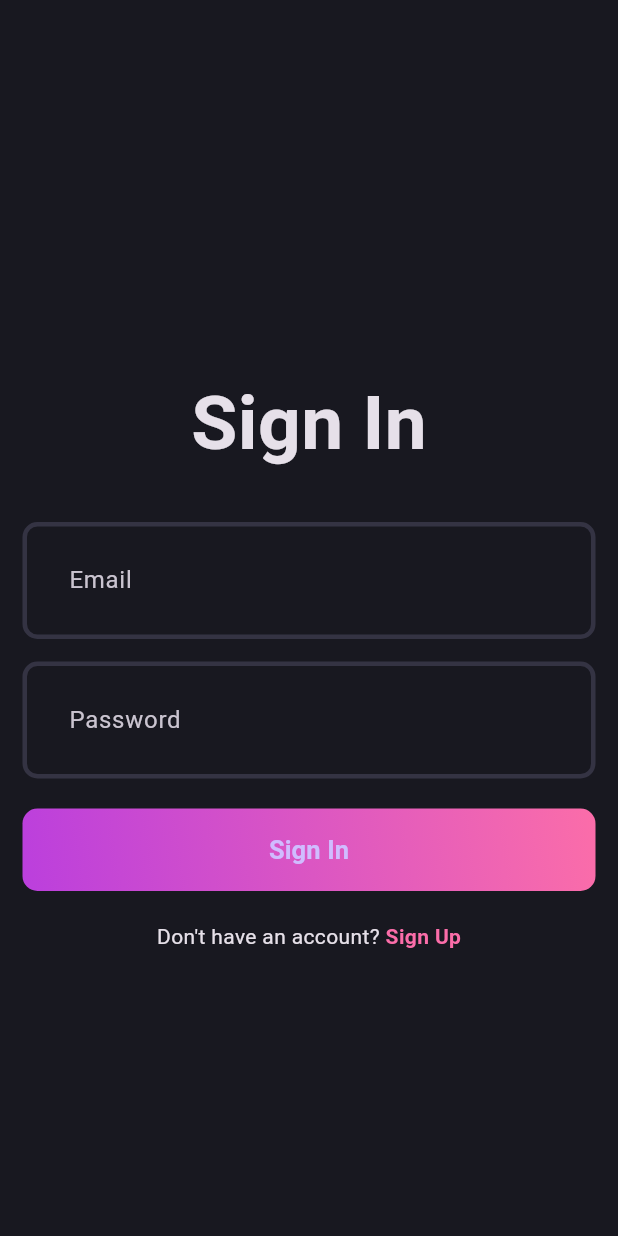
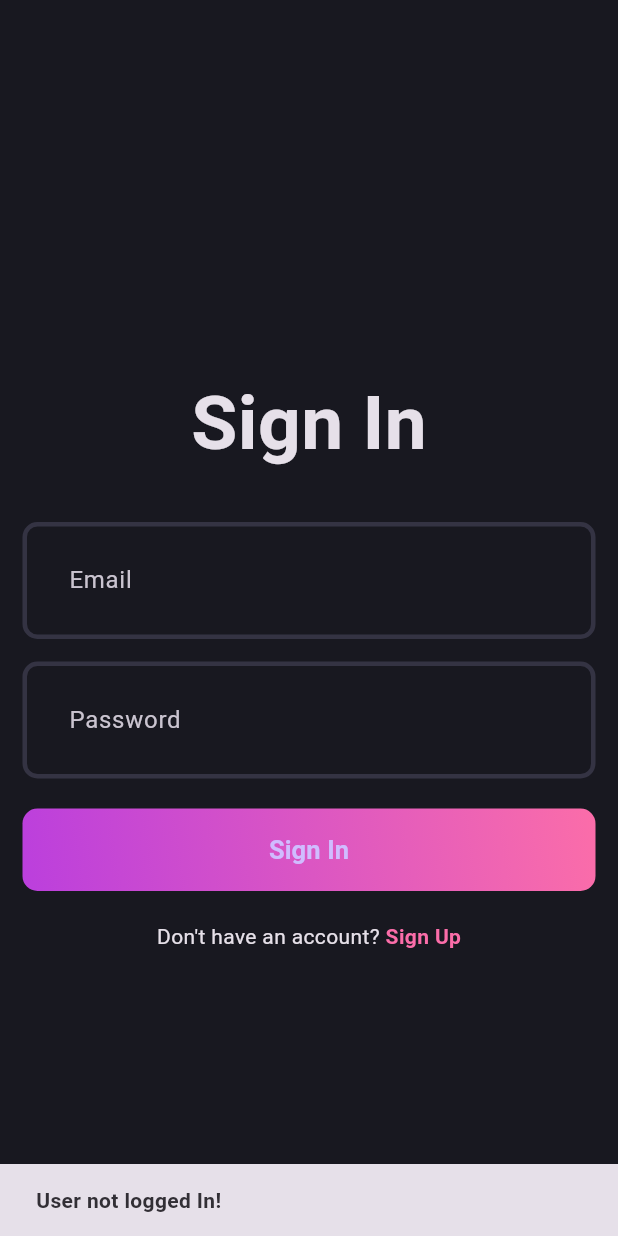
Before and after one commit to puneethkumar18/flutter_blog_app, a Flutter app: the first screen one second after launch, on a phone screen of 412 x 824 dp. Run offline on Flutter 3.47's test engine with Material 3 defaults, Android fonts, the phone set to English and light mode, and no system bars; our stand-ins replace flutter_bloc, fpdart, get_it, supabase_flutter; accounts and stored records are empty.

Commit message:
auth completed

```diff
--- /dev/null
+++ b/lib/core/common/cubits/app_user/app_user_cubit.dart
@@ -0,0 +1,17 @@
+import 'package:flutter/material.dart';
+import 'package:flutter_bloc/flutter_bloc.dart';
+import 'package:blog_app/core/entities/user.dart';
+
+part 'app_user_state.dart';
+
+class AppUserCubit extends Cubit<AppUserState> {
+  AppUserCubit() : super(AppUserInitial());
+
+  void updateUser(User? user) {
+    if (user == null) {
+      emit(AppUserInitial());
+    } else {
+      emit(AppUserLoggedIn(user));
+    }
+  }
+}
--- /dev/null
+++ b/lib/core/common/cubits/app_user/app_user_state.dart
@@ -0,0 +1,11 @@
+part of 'app_user_cubit.dart';
+
+@immutable
+sealed class AppUserState {}
+
+final class AppUserInitial extends AppUserState {}
+
+final class AppUserLoggedIn extends AppUserState {
+  final User user;
+  AppUserLoggedIn(this.user);
+}
--- /dev/null
+++ b/lib/core/entities/user.dart
@@ -0,0 +1,10 @@
+class User {
+  final String id;
+  final String email;
+  final String name;
+  User({
+    required this.id,
+    required this.email,
+    required this.name,
+  });
+}
--- a/lib/core/screats/app_screats.dart
+++ b/lib/core/screats/app_screats.dart
@@ -1,5 +1,5 @@
 class AppScreats {
-  static const String supabaseUrl = "https://vrmquwadkqhyueidqvom.supabase.co";
+  static const String supabaseUrl = "https://xwntzpjuviiwbvpqrhjc.supabase.co";
   static const String supabaseAnnonKey =
-      "eyJhbGciOiJIUzI1NiIsInR5cCI6IkpXVCJ9.eyJpc3MiOiJzdXBhYmFzZSIsInJlZiI6InZybXF1d2Fka3FoeXVlaWRxdm9tIiwicm9sZSI6ImFub24iLCJpYXQiOjE3MzIwMTQ1MTIsImV4cCI6MjA0NzU5MDUxMn0.7WJth8VABd5gCGopHgtoDl96HvlghcpGxrLHD8DC-Bg";
+      "eyJhbGciOiJIUzI1NiIsInR5cCI6IkpXVCJ9.eyJpc3MiOiJzdXBhYmFzZSIsInJlZiI6Inh3bnR6cGp1dmlpd2J2cHFyaGpjIiwicm9sZSI6ImFub24iLCJpYXQiOjE3MzI2OTY5ODcsImV4cCI6MjA0ODI3Mjk4N30.ec-iwl1_A_ihDiVagVGg8ai_OBeF-ro5Pbv8vzgpVSA";
 }
--- a/lib/core/usecases/usecase.dart
+++ b/lib/core/usecases/usecase.dart
@@ -4,3 +4,5 @@ import 'package:fpdart/fpdart.dart';
 abstract interface class UseCase<SuccessType, Params> {
   Future<Either<Failure, SuccessType>> call(Params params);
 }
+
+class NoParams {}
--- a/lib/features/auth/data/repositories/auth_repositary_impl.dart
+++ b/lib/features/auth/data/repositories/auth_repositary_impl.dart
@@ -1,7 +1,7 @@
 import 'package:blog_app/core/error/failures.dart';
 import 'package:blog_app/core/error/server_execptions.dart';
 import 'package:blog_app/features/auth/data/datasources/auth_remote_data_source.dart';
-import 'package:blog_app/features/auth/domain/entities/user.dart';
+import 'package:blog_app/core/entities/user.dart';
 import 'package:blog_app/features/auth/domain/repository/auth_repository.dart';
 import 'package:fpdart/fpdart.dart';
 import 'package:supabase_flutter/supabase_flutter.dart' as sb;
@@ -13,7 +13,7 @@ class AuthRepositaryImpl implements AuthRepository {
   Future<Either<Failure, User>> logInWithEmailPassword(
       {required String email, required String password}) async {
     return await _getUser(
-      () async => remoteDataSource.logInWithEmailPassword(
+      () async => await remoteDataSource.logInWithEmailPassword(
         email: email,
         password: password,
       ),
@@ -27,7 +27,7 @@ class AuthRepositaryImpl implements AuthRepository {
     required String password,
   }) async {
     return await _getUser(
-      () async => remoteDataSource.signInWithEmailPassword(
+      () async => await remoteDataSource.signInWithEmailPassword(
         name: name,
         email: email,
         password: password,
@@ -45,4 +45,17 @@ class AuthRepositaryImpl implements AuthRepository {
       return left(Failure(e.toString()));
     }
   }
+
+  @override
+  Future<Either<Failure, User>> currentUser() async {
+    try {
+      final user = await remoteDataSource.getCurrentUserData();
+      if (user != null) {
+        return right(user);
+      }
+      return left(Failure("User not logged In!"));
+    } catch (e) {
+      return left(Failure(e.toString()));
+    }
+  }
 }
--- a/lib/features/auth/domain/repository/auth_repository.dart
+++ b/lib/features/auth/domain/repository/auth_repository.dart
@@ -1,5 +1,5 @@
 import 'package:blog_app/core/error/failures.dart';
-import 'package:blog_app/features/auth/domain/entities/user.dart';
+import 'package:blog_app/core/entities/user.dart';
 import 'package:fpdart/fpdart.dart';
 
 abstract interface class AuthRepository {
@@ -13,4 +13,6 @@ abstract interface class AuthRepository {
     required String email,
     required String password,
   });
+
+  Future<Either<Failure, User>> currentUser();
 }
--- /dev/null
+++ b/lib/features/auth/domain/usecases/current_user.dart
@@ -0,0 +1,14 @@
+import 'package:blog_app/core/error/failures.dart';
+import 'package:blog_app/core/usecases/usecase.dart';
+import 'package:blog_app/core/entities/user.dart';
+import 'package:blog_app/features/auth/domain/repository/auth_repository.dart';
+import 'package:fpdart/fpdart.dart';
+
+class CurrentUser implements UseCase<User, NoParams> {
+  AuthRepository authRepository;
+  CurrentUser({required this.authRepository});
+  @override
+  Future<Either<Failure, User>> call(NoParams params) async {
+    return await authRepository.currentUser();
+  }
+}
--- a/lib/features/auth/domain/usecases/user_log_in.dart
+++ b/lib/features/auth/domain/usecases/user_log_in.dart
@@ -4,7 +4,7 @@ import 'package:fpdart/fpdart.dart';
 import 'package:blog_app/core/error/failures.dart';
 import 'package:blog_app/core/usecases/usecase.dart';
 
-import '../entities/user.dart';
+import '../../../../core/entities/user.dart';
 
 class UserLogIn implements UseCase<User, UserLogInParams> {
   final AuthRepository authRepository;
--- a/lib/features/auth/domain/usecases/user_sign_up.dart
+++ b/lib/features/auth/domain/usecases/user_sign_up.dart
@@ -1,6 +1,6 @@
 import 'package:blog_app/core/error/failures.dart';
 import 'package:blog_app/core/usecases/usecase.dart';
-import 'package:blog_app/features/auth/domain/entities/user.dart';
+import 'package:blog_app/core/entities/user.dart';
 import 'package:blog_app/features/auth/domain/repository/auth_repository.dart';
 import 'package:fpdart/fpdart.dart';
 
--- a/lib/features/auth/presentation/bloc/auth_bloc.dart
+++ b/lib/features/auth/presentation/bloc/auth_bloc.dart
@@ -1,4 +1,7 @@
-import 'package:blog_app/features/auth/domain/entities/user.dart';
+import 'package:blog_app/core/common/cubits/app_user/app_user_cubit.dart';
+import 'package:blog_app/core/usecases/usecase.dart';
+import 'package:blog_app/core/entities/user.dart';
+import 'package:blog_app/features/auth/domain/usecases/current_user.dart';
 import 'package:blog_app/features/auth/domain/usecases/user_log_in.dart';
 import 'package:blog_app/features/auth/domain/usecases/user_sign_up.dart';
 import 'package:flutter_bloc/flutter_bloc.dart';
@@ -10,14 +13,33 @@ part 'auth_state.dart';
 class AuthBloc extends Bloc<AuthEvent, AuthState> {
   final UserSignUp _userSignUp;
   final UserLogIn _userLogIn;
-  AuthBloc({required UserSignUp userSignUp, required UserLogIn userLogIn})
+  final CurrentUser _currentUser;
+  final AppUserCubit _appUserCubit;
+  AuthBloc(
+      {required UserSignUp userSignUp,
+      required UserLogIn userLogIn,
+      required CurrentUser currentUser,
+      required AppUserCubit appUserCubit})
       : _userSignUp = userSignUp,
         _userLogIn = userLogIn,
+        _currentUser = currentUser,
+        _appUserCubit = appUserCubit,
         super(AuthInitial()) {
     on<AuthSignUp>(_onAuthSignUp);
+    on<AuthLogIn>(_onAuthLogIn);
+    on<AuthIsUserLoggedIn>(_isUserLoggedIn);
+  }
 
-    on<AuthLogIn>(_onAuthLogIn);
+  void _isUserLoggedIn(
+      AuthIsUserLoggedIn event, Emitter<AuthState> emit) async {
+    emit(AuthLoading());
+    final res = await _currentUser.call(NoParams());
+    return res.fold(
+      (failure) => emit(AuthFailure(failure.message)),
+      (user) => _emmitAuthSuccess(user, emit),
+    );
   }
+
   void _onAuthSignUp(AuthSignUp event, Emitter<AuthState> emit) async {
     emit(AuthLoading());
     final res = await _userSignUp(
@@ -27,10 +49,8 @@ class AuthBloc extends Bloc<AuthEvent, AuthState> {
         password: event.password,
       ),
     );
-    return res.fold(
-      (failue) => emit(AuthFailure(failue.message)),
-      (user) => emit(AuthSuccess(user)),
-    );
+    return res.fold((failue) => emit(AuthFailure(failue.message)),
+        (user) => _emmitAuthSuccess(user, emit));
   }
 
   void _onAuthLogIn(AuthLogIn event, Emitter<AuthState> emit) async {
@@ -41,11 +61,15 @@ class AuthBloc extends Bloc<AuthEvent, AuthState> {
         password: event.password,
       ),
     );
-    return res.fold(
-      (failure) => emit(AuthFailure(failure.message)),
-      (user) => emit(
-        AuthSuccess(user),
-      ),
-    );
+    return res.fold((failure) => emit(AuthFailure(failure.message)),
+        (user) => _emmitAuthSuccess(user, emit));
+  }
+
+  void _emmitAuthSuccess(
+    User user,
+    Emitter<AuthState> emit,
+  ) {
+    _appUserCubit.updateUser(user);
+    emit(AuthSuccess(user));
   }
 }
--- a/lib/features/auth/presentation/bloc/auth_event.dart
+++ b/lib/features/auth/presentation/bloc/auth_event.dart
@@ -26,3 +26,5 @@ final class AuthLogIn extends AuthEvent {
     required this.password,
   });
 }
+
+final class AuthIsUserLoggedIn extends AuthEvent {}
--- a/lib/main.dart
+++ b/lib/main.dart
@@ -1,3 +1,4 @@
+import 'package:blog_app/core/common/cubits/app_user/app_user_cubit.dart';
 import 'package:blog_app/core/theme/theme.dart';
 import 'package:blog_app/features/auth/presentation/bloc/auth_bloc.dart';
 import 'package:blog_app/features/auth/presentation/pages/login_page.dart';
@@ -7,16 +8,30 @@ import 'package:flutter_bloc/flutter_bloc.dart';
 
 void main() async {
   WidgetsFlutterBinding.ensureInitialized();
-  initDependencies();
+  await initDependencies();
   runApp(MultiBlocProvider(providers: [
     BlocProvider(
       create: (_) => serviceLocator<AuthBloc>(),
     ),
+    BlocProvider(
+      create: (_) => serviceLocator<AppUserCubit>(),
+    ),
   ], child: const MyApp()));
 }
 
-class MyApp extends StatelessWidget {
+class MyApp extends StatefulWidget {
   const MyApp({super.key});
+
+  @override
+  State<MyApp> createState() => _MyAppState();
+}
+
+class _MyAppState extends State<MyApp> {
+  @override
+  void initState() {
+    super.initState();
+    context.read<AuthBloc>().add(AuthIsUserLoggedIn());
+  }
 
   @override
   Widget build(BuildContext context) {
@@ -24,7 +39,21 @@ class MyApp extends StatelessWidget {
       debugShowCheckedModeBanner: false,
       title: 'Blog App',
       theme: AppTheme.darkThemeMode,
-      home: const LogInPage(),
+      home: BlocSelector<AppUserCubit, AppUserState, bool>(
+        selector: (state) {
+          return state is AppUserLoggedIn;
+        },
+        builder: (context, isLogined) {
+          if (isLogined) {
+            return const Scaffold(
+              body: Center(
+                child: Text("LOGGED"),
+              ),
+            );
+          }
+          return const LogInPage();
+        },
+      ),
     );
   }
 }
```
Also changed, not shown: lib/features/auth/data/datasources/auth_remote_data_source.dart (+26 -1 lines), lib/features/auth/data/models/user_model.dart (+13 -1 lines), lib/features/auth/domain/entities/user.dart (deleted, +0 -18 lines), lib/features/blog/presentation/pages/blog_page.dart (added, +25 -0 lines), lib/init_dependencies.dart (+16 -3 lines).
